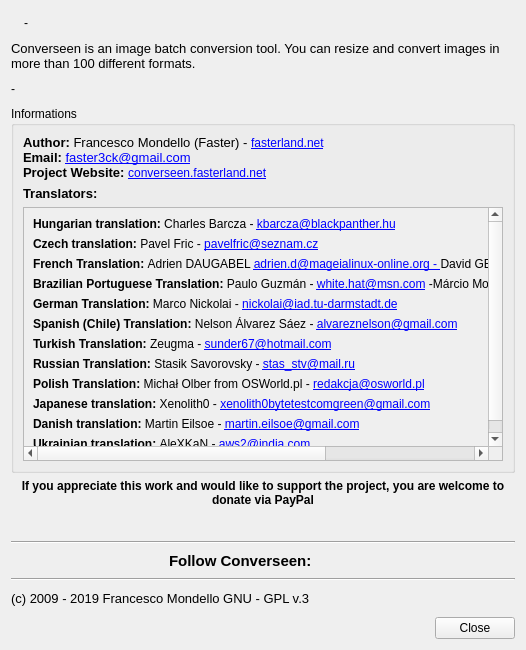
First picture: the form in ui/dialoginfo.ui, repository Faster3ck/Converseen, before the edit.
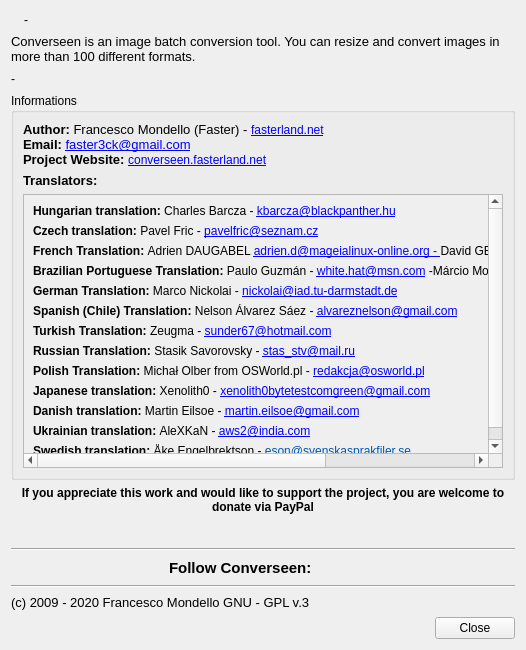
Second picture: the form after the edit. Icons and pictures are not drawn.

Commit message: Added Swedish Language

```diff
--- a/ui/dialoginfo.ui
+++ b/ui/dialoginfo.ui
@@ -133,7 +133,7 @@
            <x>0</x>
            <y>0</y>
            <width>772</width>
-           <height>294</height>
+           <height>318</height>
           </rect>
          </property>
          <layout class="QVBoxLayout" name="verticalLayout_3">
@@ -229,6 +229,13 @@
             </property>
            </widget>
           </item>
+          <item>
+           <widget class="QLabel" name="label_20">
+            <property name="text">
+             <string>&lt;html&gt;&lt;head/&gt;&lt;body&gt;&lt;p&gt;&lt;span style=&quot; font-weight:600;&quot;&gt;Swedish translation: &lt;/span&gt;Åke Engelbrektson - &lt;a href=&quot;mailto:eson@svenskasprakfiler.se&quot;&gt;&lt;span style=&quot; text-decoration: underline; color:#0057ae;&quot;&gt;eson@svenskasprakfiler.se&lt;/span&gt;&lt;/a&gt;&lt;/p&gt;&lt;/body&gt;&lt;/html&gt;</string>
+            </property>
+           </widget>
+          </item>
          </layout>
         </widget>
        </widget>
@@ -359,7 +366,7 @@
 &lt;html&gt;&lt;head&gt;&lt;meta name=&quot;qrichtext&quot; content=&quot;1&quot; /&gt;&lt;style type=&quot;text/css&quot;&gt;
 p, li { white-space: pre-wrap; }
 &lt;/style&gt;&lt;/head&gt;&lt;body style=&quot; font-family:'Noto Sans'; font-size:10pt; font-weight:400; font-style:normal;&quot;&gt;
-&lt;p style=&quot; margin-top:0px; margin-bottom:0px; margin-left:0px; margin-right:0px; -qt-block-indent:0; text-indent:0px;&quot;&gt;&lt;span style=&quot; font-family:'MS Shell Dlg 2';&quot;&gt;(c) 2009 - 2019 Francesco Mondello GNU - GPL v.3&lt;/span&gt;&lt;/p&gt;&lt;/body&gt;&lt;/html&gt;</string>
+&lt;p style=&quot; margin-top:0px; margin-bottom:0px; margin-left:0px; margin-right:0px; -qt-block-indent:0; text-indent:0px;&quot;&gt;&lt;span style=&quot; font-family:'MS Shell Dlg 2';&quot;&gt;(c) 2009 - 2020 Francesco Mondello GNU - GPL v.3&lt;/span&gt;&lt;/p&gt;&lt;/body&gt;&lt;/html&gt;</string>
      </property>
     </widget>
    </item>
```
The commit also changes 58 other files.
